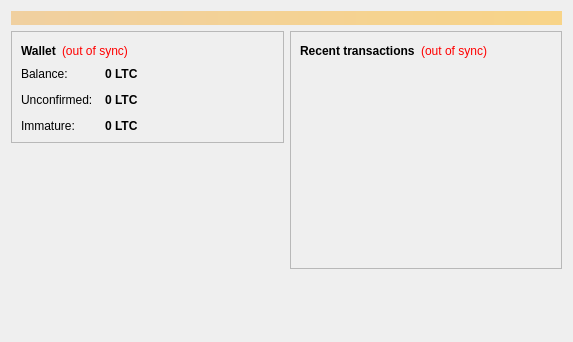
First picture: the form in src/qt/forms/overviewpage.ui, repository Crypto-Currency/Emerald-OLD---DO-NOT-USE, before the edit.
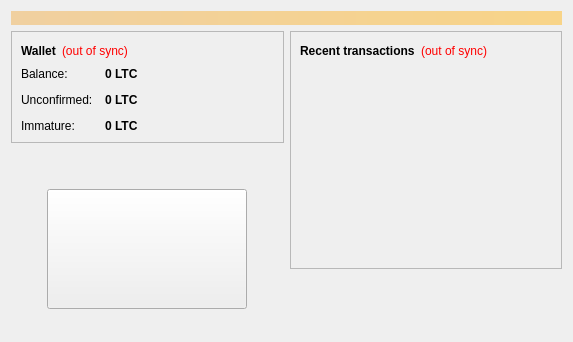
Second picture: the form after the edit. Icons and pictures are not drawn.

Commit message: changed QT to Emerald. added home page link to logo

Patch:
```diff
--- a/src/qt/forms/overviewpage.ui
+++ b/src/qt/forms/overviewpage.ui
@@ -10,6 +10,11 @@
     <height>342</height>
    </rect>
   </property>
+  <property name="font">
+   <font>
+    <family>Ubuntu</family>
+   </font>
+  </property>
   <property name="windowTitle">
    <string>Form</string>
   </property>
@@ -190,7 +195,7 @@
         </widget>
        </item>
        <item>
-        <spacer name="verticalSpacer">
+        <spacer name="verticalSpacer_3">
          <property name="orientation">
           <enum>Qt::Vertical</enum>
          </property>
@@ -202,6 +207,58 @@
          </property>
         </spacer>
        </item>
+       <item>
+        <layout class="QHBoxLayout" name="horizonalLayout_3">
+         <item>
+          <widget class="QPushButton" name="HomeButton">
+           <property name="minimumSize">
+            <size>
+             <width>200</width>
+             <height>120</height>
+            </size>
+           </property>
+           <property name="maximumSize">
+            <size>
+             <width>200</width>
+             <height>120</height>
+            </size>
+           </property>
+           <property name="cursor">
+            <cursorShape>PointingHandCursor</cursorShape>
+           </property>
+           <property name="toolTip">
+            <string> Click to go to Emerald Home page. </string>
+           </property>
+           <property name="icon">
+             <iconset resource="../bitcoin.qrc">
+             <normaloff>:/images/logo</normaloff>:/images/logo</iconset>
+           </property>
+           <property name="iconSize">
+            <size>
+             <width>200</width>
+             <height>120</height>
+            </size>
+           </property>
+          </widget>
+         </item>
+        </layout>
+       </item>
+       <item>
+        <spacer name="verticalSpacer">
+         <property name="orientation">
+          <enum>Qt::Vertical</enum>
+         </property>
+         <property name="sizeType">
+          <enum>QSizePolicy::Expanding</enum>
+         </property>
+         <property name="sizeHint" stdset="0">
+          <size>
+           <width>20</width>
+           <height>10</height>
+          </size>
+         </property>
+        </spacer>
+       </item>
       </layout>
      </item>
      <item>
```
The commit also changes 47 other files.
